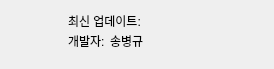
Qt form pythonProject1/popupVersion.ui (ainesof/study_python) before a commit.
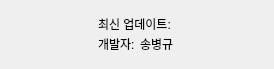
The same form after that commit.

What changed in the file:
```diff
--- a/pythonProject1/popupVersion.ui
+++ b/pythonProject1/popupVersion.ui
@@ -17,8 +17,8 @@
    <widget class="QLabel" name="popup1_label">
     <property name="geometry">
      <rect>
-      <x>68</x>
-      <y>10</y>
+      <x>98</x>
+      <y>13</y>
       <width>81</width>
       <height>21</height>
      </rect>
@@ -30,8 +30,8 @@
    <widget class="QLabel" name="popup1_label_2">
     <property name="geometry">
      <rect>
-      <x>150</x>
-      <y>10</y>
+      <x>180</x>
+      <y>14</y>
       <width>81</width>
       <height>21</height>
      </rect>
@@ -43,8 +43,8 @@
    <widget class="QLabel" name="popup1_label_3">
     <property name="geometry">
      <rect>
-      <x>68</x>
-      <y>30</y>
+      <x>98</x>
+      <y>33</y>
       <width>41</width>
       <height>21</height>
      </rect>
@@ -56,8 +56,8 @@
    <widget class="QLabel" name="popup1_label_4">
     <property name="geometry">
      <rect>
-      <x>110</x>
-      <y>30</y>
+      <x>140</x>
+      <y>33</y>
       <width>41</width>
       <height>21</height>
      </rect>
@@ -69,10 +69,10 @@
    <widget class="QWidget" name="verticalLayoutWidget">
     <property name="geometry">
      <rect>
-      <x>10</x>
-      <y>10</y>
-      <width>41</width>
-      <height>41</height>
+      <x>1</x>
+      <y>4</y>
+      <width>71</width>
+      <height>61</height>
      </rect>
     </property>
     <layout class="QVBoxLayout" name="verticalLayout_2">
```
